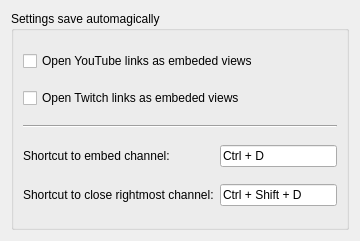
Qt form src/PreferencesForm.ui (JohnCiubuc/DiscordTabbed) before a commit.
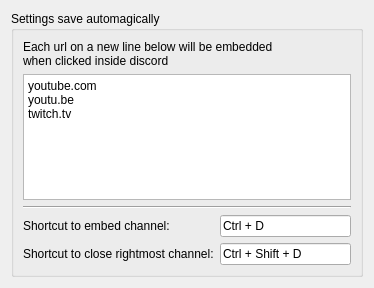
The same form after that commit.

Commit message: persistant cookies probably. Lost all links though

Patch:
```diff
--- a/src/PreferencesForm.ui
+++ b/src/PreferencesForm.ui
@@ -6,8 +6,8 @@
    <rect>
     <x>0</x>
     <y>0</y>
-    <width>360</width>
-    <height>241</height>
+    <width>374</width>
+    <height>288</height>
    </rect>
   </property>
   <property name="windowTitle">
@@ -62,16 +62,19 @@
        </widget>
       </item>
       <item row="1" column="0" colspan="2">
-       <widget class="QCheckBox" name="checkBox_2">
-        <property name="text">
-         <string>Open Twitch links as embeded views</string>
+       <widget class="QPlainTextEdit" name="plainTextEdit">
+        <property name="plainText">
+         <string>youtube.com
+youtu.be
+twitch.tv</string>
         </property>
        </widget>
       </item>
       <item row="0" column="0" colspan="2">
-       <widget class="QCheckBox" name="checkBox">
+       <widget class="QLabel" name="label_3">
         <property name="text">
-         <string>Open YouTube links as embeded views</string>
+         <string>Each url on a new line below will be embedded
+when clicked inside discord</string>
         </property>
        </widget>
       </item>
```
Left out of the diff: 48 changed lines with no effect on the pictures. The commit also changes 6 other files.
